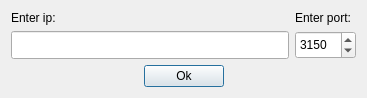
The window that Lab2/TCPClientFiles/portdialog.ui (rodimov/NetworksLabs_SUT) describes before a commit, drawn with Qt 5.
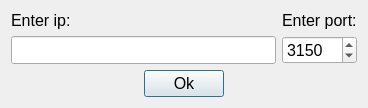
The same window after the commit.

Commit message: portdialog fonts resize

Patch:
```diff
--- a/Lab2/TCPClientFiles/portdialog.ui
+++ b/Lab2/TCPClientFiles/portdialog.ui
@@ -6,8 +6,8 @@
    <rect>
     <x>0</x>
     <y>0</y>
-    <width>367</width>
-    <height>98</height>
+    <width>368</width>
+    <height>105</height>
    </rect>
   </property>
   <property name="windowTitle">
@@ -24,6 +24,11 @@
          <verstretch>0</verstretch>
         </sizepolicy>
        </property>
+       <property name="font">
+        <font>
+         <pointsize>12</pointsize>
+        </font>
+       </property>
        <property name="text">
         <string>Enter ip:</string>
        </property>
@@ -37,6 +42,11 @@
          <verstretch>0</verstretch>
         </sizepolicy>
        </property>
+       <property name="font">
+        <font>
+         <pointsize>12</pointsize>
+        </font>
+       </property>
       </widget>
      </item>
     </layout>
@@ -51,6 +61,11 @@
          <verstretch>0</verstretch>
         </sizepolicy>
        </property>
+       <property name="font">
+        <font>
+         <pointsize>12</pointsize>
+        </font>
+       </property>
        <property name="text">
         <string>Enter port:</string>
        </property>
@@ -64,6 +79,11 @@
          <verstretch>0</verstretch>
         </sizepolicy>
        </property>
+       <property name="font">
+        <font>
+         <pointsize>12</pointsize>
+        </font>
+       </property>
        <property name="minimum">
         <number>1</number>
        </property>
@@ -94,6 +114,11 @@
      </item>
      <item>
       <widget class="QPushButton" name="ok">
+       <property name="font">
+        <font>
+         <pointsize>12</pointsize>
+        </font>
+       </property>
        <property name="text">
         <string>Ok</string>
        </property>
```
The commit also changes 6 other files.
